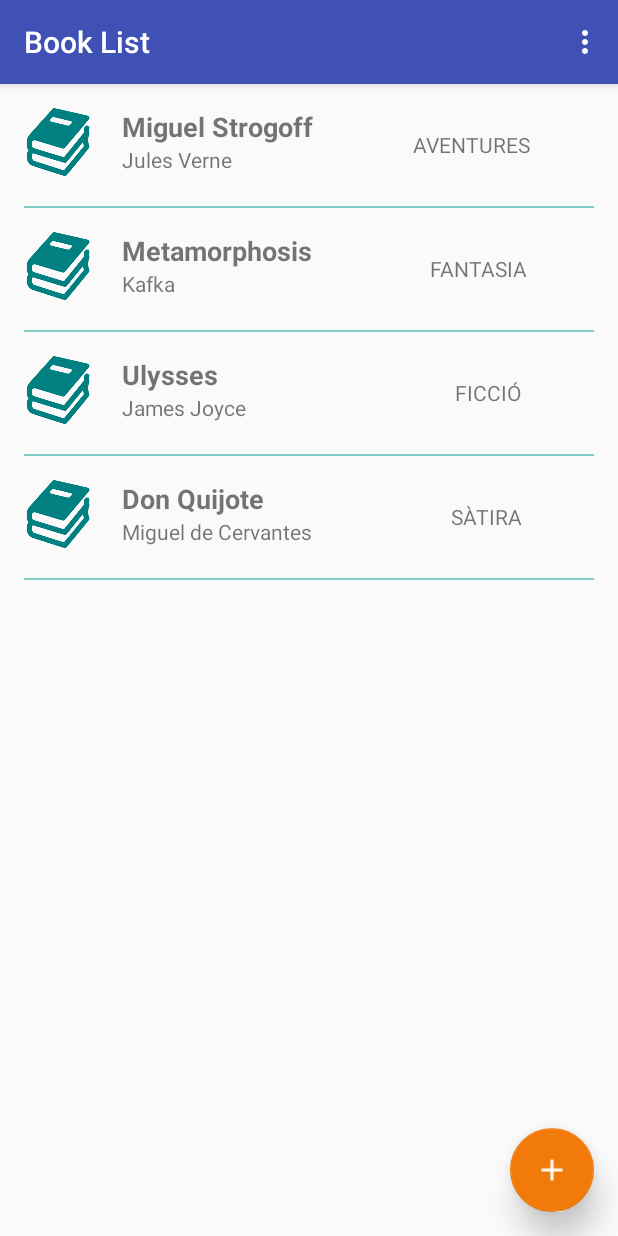
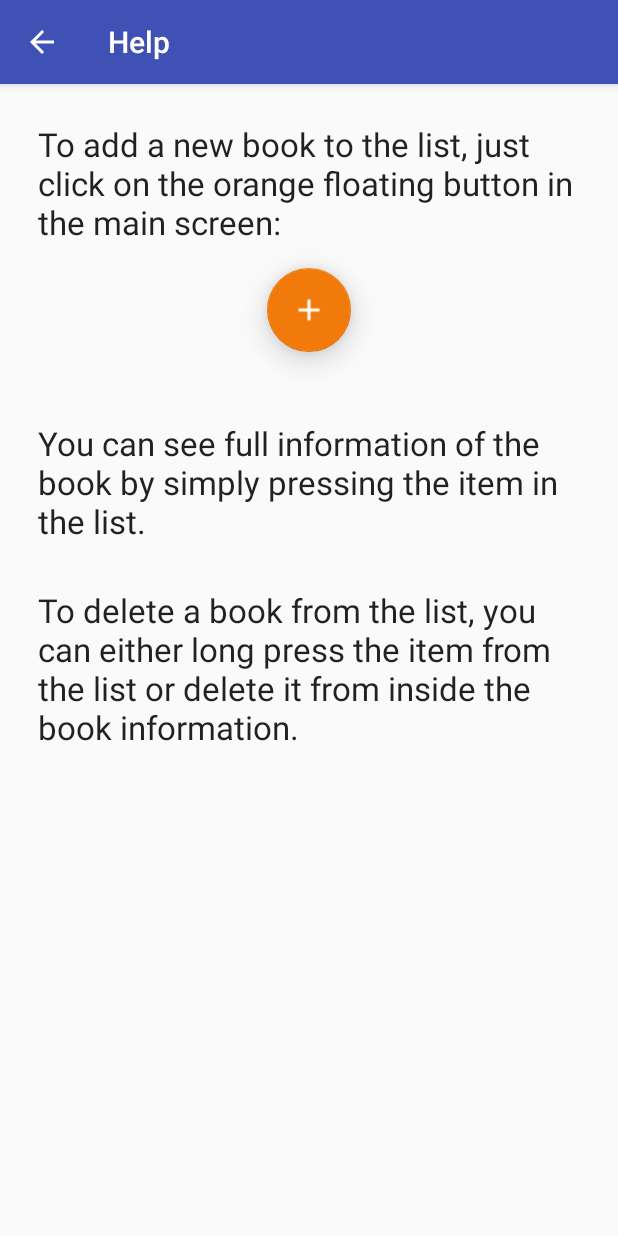
Before and after one commit to gonzalorecio/MyBookDatabase, an Android app: the screen it shows after launch (MainActivity before the commit, HelpActivity after it), in the options menu, after a tap on "Help", on a phone screen of 412 x 824 dp. Run offline under Robolectric (Android 15) with nearby library versions, the phone set to English and light mode, and no system bars.

Commit message:
Help afegit

```diff
--- a/app/src/main/AndroidManifest.xml
+++ b/app/src/main/AndroidManifest.xml
@@ -21,6 +21,9 @@
         <activity android:name=".BookViewActivity">
 
         </activity>
+        <activity android:name=".HelpActivity">
+
+        </activity>
         <!-- ATTENTION: This was auto-generated to add Google Play services to your project for
      App Indexing.  See https://g.co/AppIndexing/AndroidStudio for more information. -->
         <meta-data
--- a/app/src/main/java/com/example/pr_idi/mydatabaseexample/BooksAdapter.java
+++ b/app/src/main/java/com/example/pr_idi/mydatabaseexample/BooksAdapter.java
@@ -50,6 +50,7 @@ public class BooksAdapter extends RecyclerView.Adapter<BooksAdapter.ViewHolder>
                     Log.d("AY","short");
                     Intent intent = new Intent(view.getContext(), BookViewActivity.class);
                     Book book = BA.getAt(getAdapterPosition());
+                    intent.putExtra("bId",book.getId());
                     intent.putExtra("bTitle",book.getTitle());
                     intent.putExtra("bAuthor",book.getAuthor());
                     intent.putExtra("bPublisher",book.getPublisher());
--- /dev/null
+++ b/app/src/main/java/com/example/pr_idi/mydatabaseexample/HelpActivity.java
@@ -0,0 +1,33 @@
+package com.example.pr_idi.mydatabaseexample;
+
+import android.os.Bundle;
+import android.support.annotation.Nullable;
+import android.support.v7.app.AppCompatActivity;
+import android.view.MenuItem;
+import android.webkit.WebView;
+
+/**
+ * Created by Gonzalo on 04/01/2017.
+ */
+
+public class HelpActivity extends AppCompatActivity {
+    @Override
+    protected void onCreate(@Nullable Bundle savedInstanceState) {
+        super.onCreate(savedInstanceState);
+        setContentView(R.layout.help_view);
+
+        //ActionBar settings
+        if (getSupportActionBar() != null){
+            getSupportActionBar().setTitle("Help");
+            getSupportActionBar().setDisplayHomeAsUpEnabled(true);
+            getSupportActionBar().setDisplayShowHomeEnabled(true);
+        }
+
+    }
+
+    @Override
+    public boolean onOptionsItemSelected(MenuItem item) {
+        if (item.getItemId() == android.R.id.home) finish();
+        return super.onOptionsItemSelected(item);
+    }
+}
--- a/app/src/main/java/com/example/pr_idi/mydatabaseexample/MainActivity.java
+++ b/app/src/main/java/com/example/pr_idi/mydatabaseexample/MainActivity.java
@@ -84,6 +84,8 @@ public class MainActivity extends AppCompatActivity {
         help.setOnMenuItemClickListener(new MenuItem.OnMenuItemClickListener() {
             @Override
             public boolean onMenuItemClick(MenuItem menuItem) {
+                Intent intent = new Intent(MainActivity.this,HelpActivity.class);
+                startActivity(intent);
                 return false;
             }
         });
--- /dev/null
+++ b/app/src/main/res/layout/help_view.xml
@@ -0,0 +1,62 @@
+<?xml version="1.0" encoding="utf-8"?>
+<LinearLayout xmlns:android="http://schemas.android.com/apk/res/android"
+    xmlns:app="http://schemas.android.com/apk/res-auto"
+    android:orientation="vertical"
+    android:layout_width="match_parent"
+    android:layout_height="match_parent">
+
+    <ScrollView
+        android:layout_width="match_parent"
+        android:layout_height="match_parent">
+
+        <LinearLayout
+            android:layout_width="match_parent"
+            android:layout_height="wrap_content"
+            android:orientation="vertical"
+            android:layout_margin="25dp">
+
+            <TextView
+                android:text="To add a new book to the list, just click on the orange floating button in the main screen:"
+                android:layout_width="match_parent"
+                android:layout_height="wrap_content"
+                android:id="@+id/textView"
+                android:textAppearance="@android:style/TextAppearance.Material.Large" />
+            <android.support.design.widget.FloatingActionButton
+                android:layout_width="match_parent"
+                android:layout_height="wrap_content"
+                android:clickable="true"
+                app:fabSize="normal"
+                android:id="@+id/floatingActionButton"
+                app:backgroundTint="?android:attr/colorMultiSelectHighlight"
+                android:layout_alignParentStart="false"
+                app:elevation="12dp"
+                android:layout_gravity="center"
+                android:layout_marginBottom="65px"
+                android:layout_marginEnd="30px"
+                android:layout_margin="16dp"
+                android:src="@drawable/ic_add_white_24dp"
+                app:rippleColor="@color/button_material_dark" />
+            <TextView
+                android:text="You can see full information of the book by simply pressing the item in the list."
+                android:layout_width="match_parent"
+                android:layout_height="wrap_content"
+                android:id="@+id/textView2"
+                android:layout_marginTop="30dp"
+                android:textAppearance="@android:style/TextAppearance.Material.Large" />
+
+            <TextView
+                android:text="To delete a book from the list, you can either long press the item from the list or delete it from inside the book information. "
+                android:layout_width="match_parent"
+                android:layout_height="wrap_content"
+                android:id="@+id/textView3"
+                android:layout_marginTop="30dp"
+                android:textAppearance="@android:style/TextAppearance.Material.Large"
+                android:gravity="left|fill_horizontal|right"/>
+
+
+
+        </LinearLayout>
+
+    </ScrollView>
+
+</LinearLayout>
--- a/app/src/main/res/layout/recycler_view.xml
+++ b/app/src/main/res/layout/recycler_view.xml
@@ -39,6 +39,7 @@
         app:fabSize="normal"
         android:id="@+id/floatingActionButton"
         app:backgroundTint="?android:attr/colorMultiSelectHighlight"
+        app:rippleColor="@color/button_material_dark"
         android:layout_alignParentStart="false"
         app:elevation="12dp"
         android:layout_alignParentEnd="true"
```
Also changed, not shown: app/src/main/java/com/example/pr_idi/mydatabaseexample/BookData.java (+9 -0 lines), app/src/main/java/com/example/pr_idi/mydatabaseexample/BookViewActivity.java (+47 -1 lines), app/src/main/res/layout/add_view.xml (+5 -5 lines), app/src/main/res/layout/book_view.xml (+9 -2 lines), 1 other file.
